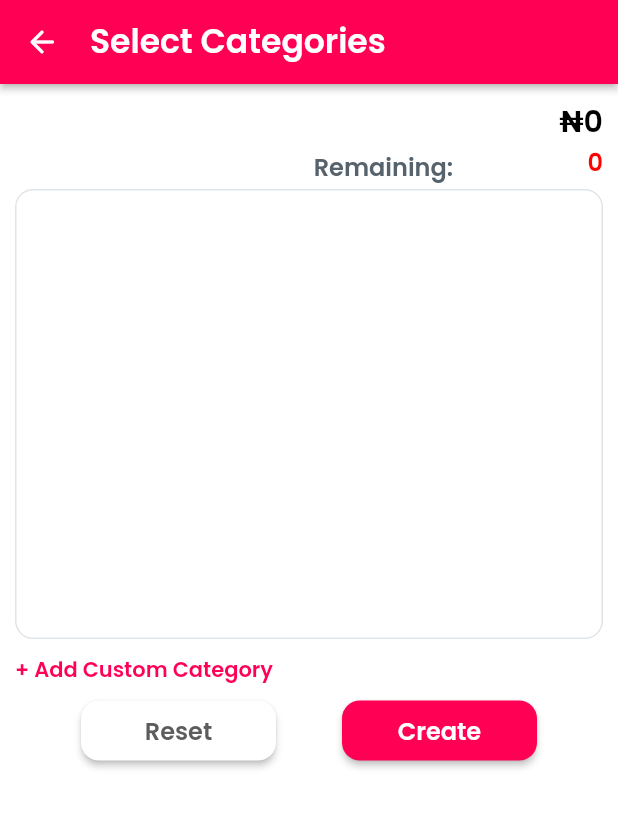
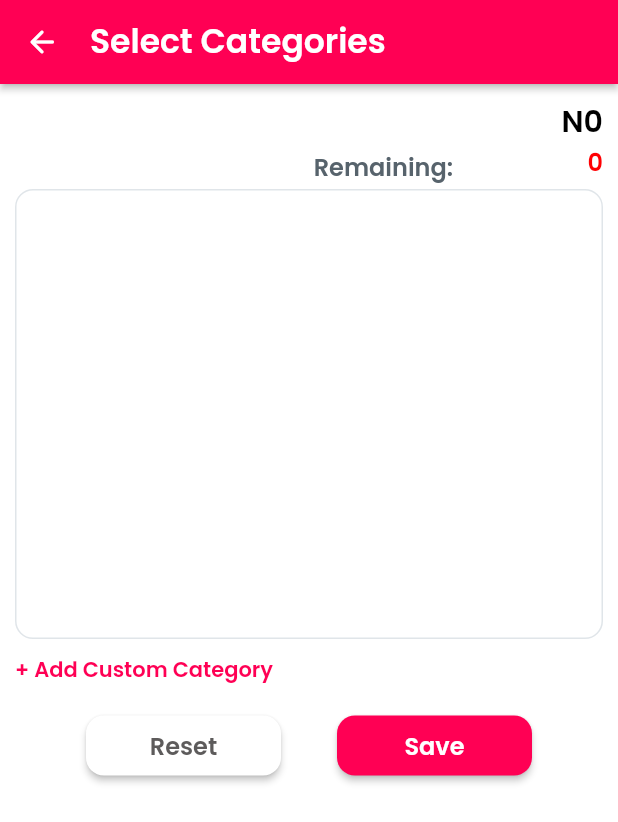
Before and after one commit to obkaro/evi-finance-sc, a Flutter app: the CreateBudgetCategoriesWidget screen opened directly with empty values, on a phone screen of 412 x 824 dp. Shown: the top 822 px of the screen. Run offline on Flutter 3.47's test engine with Material 2 defaults, Android fonts, the phone set to English and light mode, and no system bars; drawn by our look-alikes of auto_size_text; our stand-ins replace built_collection, built_value, cached_network_image, cloud_firestore, equatable, firebase_auth and 14 more; missing offline and left inert: algolia, json_path, mono_flutter; accounts and stored records are empty; generated files the repository leaves out were written again.

Commit message:
Updating to latest FlutterFlow output.

```diff
--- a/lib/create_budget_categories/create_budget_categories_widget.dart
+++ b/lib/create_budget_categories/create_budget_categories_widget.dart
@@ -62,29 +62,7 @@ class _CreateBudgetCategoriesWidgetState
             title: Row(
               mainAxisSize: MainAxisSize.max,
               children: [
-                StreamBuilder<List<BudgetCategoriesRecord>>(
-                  stream: queryBudgetCategoriesRecord(
-                    queryBuilder: (budgetCategoriesRecord) =>
-                        budgetCategoriesRecord.where('categoryBudget',
-                            isEqualTo: widget.createdBudget.reference),
-                  ),
-                  builder: (context, snapshot) {
-                    // Customize what your widget looks like when it's loading.
-                    if (!snapshot.hasData) {
-                      return Center(
-                        child: SizedBox(
-                          width: 50,
-                          height: 50,
-                          child: SpinKitFadingFour(
-                            color: FlutterFlowTheme.of(context).primaryColor,
-                            size: 50,
-                          ),
-                        ),
-                      );
-                    }
-                    List<BudgetCategoriesRecord>
-                        iconBudgetCategoriesRecordList = snapshot.data;
-                    return InkWell(
+                InkWell(
                   onTap: () async {
                     var confirmDialogResponse = await showDialog<bool>(
                           context: context,
@@ -94,13 +72,13 @@ class _CreateBudgetCategoriesWidgetState
                               content: Text('Changes will not be saved'),
                               actions: [
                                 TextButton(
-                                      onPressed: () => Navigator.pop(
-                                          alertDialogContext, false),
+                                  onPressed: () =>
+                                      Navigator.pop(alertDialogContext, false),
                                   child: Text('Cancel'),
                                 ),
                                 TextButton(
-                                      onPressed: () => Navigator.pop(
-                                          alertDialogContext, true),
+                                  onPressed: () =>
+                                      Navigator.pop(alertDialogContext, true),
                                   child: Text('Confirm'),
                                 ),
                               ],
@@ -115,7 +93,7 @@ class _CreateBudgetCategoriesWidgetState
                     }
 
                     await actions.deleteCategories(
-                          iconBudgetCategoriesRecordList.toList(),
+                      createBudgetCategoriesBudgetCategoriesRecordList.toList(),
                     );
                     await widget.createdBudget.reference.delete();
                   },
@@ -124,8 +102,6 @@ class _CreateBudgetCategoriesWidgetState
                     color: Colors.white,
                     size: 24,
                   ),
-                    );
-                  },
                 ),
                 Padding(
                   padding: EdgeInsetsDirectional.fromSTEB(20, 0, 0, 0),
@@ -182,7 +158,7 @@ class _CreateBudgetCategoriesWidgetState
                             formatNumber(
                               widget.createdBudget.budgetAmount,
                               formatType: FormatType.custom,
-                              currency: '₦',
+                              currency: 'N',
                               format: '',
                               locale: '',
                             ),
@@ -218,74 +194,24 @@ class _CreateBudgetCategoriesWidgetState
                             color:
                                 FlutterFlowTheme.of(context).primaryBackground,
                           ),
-                          child: StreamBuilder<List<BudgetCategoriesRecord>>(
-                            stream: queryBudgetCategoriesRecord(
-                              queryBuilder: (budgetCategoriesRecord) =>
-                                  budgetCategoriesRecord.where('categoryBudget',
-                                      isEqualTo:
-                                          widget.createdBudget.reference),
-                            ),
-                            builder: (context, snapshot) {
-                              // Customize what your widget looks like when it's loading.
-                              if (!snapshot.hasData) {
-                                return Center(
-                                  child: SizedBox(
-                                    width: 50,
-                                    height: 50,
-                                    child: SpinKitFadingFour(
-                                      color: FlutterFlowTheme.of(context)
-                                          .primaryColor,
-                                      size: 50,
-                                    ),
-                                  ),
-                                );
-                              }
-                              List<BudgetCategoriesRecord>
-                                  textBudgetCategoriesRecordList =
-                                  snapshot.data;
-                              return Text(
+                          child: Text(
                             functions
                                 .calculateTotalInt(
-                                        textBudgetCategoriesRecordList.toList(),
+                                    createBudgetCategoriesBudgetCategoriesRecordList
+                                        .toList(),
                                     widget.createdBudget)
                                 .toString(),
                             textAlign: TextAlign.end,
-                                style: FlutterFlowTheme.of(context)
-                                    .subtitle2
-                                    .override(
+                            style:
+                                FlutterFlowTheme.of(context).subtitle2.override(
                                       fontFamily: 'Poppins',
                                       color: Color(0xFFFF0003),
                                     ),
-                              );
-                            },
                           ),
                         ),
                       ],
                     ),
-                    StreamBuilder<List<BudgetCategoriesRecord>>(
-                      stream: queryBudgetCategoriesRecord(
-                        queryBuilder: (budgetCategoriesRecord) =>
-                            budgetCategoriesRecord.where('categoryBudget',
-                                isEqualTo: widget.createdBudget.reference),
-                      ),
-                      builder: (context, snapshot) {
-                        // Customize what your widget looks like when it's loading.
-                        if (!snapshot.hasData) {
-                          return Center(
-                            child: SizedBox(
-                              width: 50,
-                              height: 50,
-                              child: SpinKitFadingFour(
-                                color:
-                                    FlutterFlowTheme.of(context).primaryColor,
-                                size: 50,
-                              ),
-                            ),
-                          );
-                        }
-                        List<BudgetCategoriesRecord>
-                            containerBudgetCategoriesRecordList = snapshot.data;
-                        return Container(
+                    Container(
                       width: MediaQuery.of(context).size.width,
                       height: 300,
                       decoration: BoxDecoration(
@@ -295,13 +221,16 @@ class _CreateBudgetCategoriesWidgetState
                         ),
                       ),
                       child: Padding(
-                            padding:
-                                EdgeInsetsDirectional.fromSTEB(10, 10, 10, 10),
-                            child: StreamBuilder<
-                                List<ConstBudgetCategoriesRecord>>(
+                        padding: EdgeInsetsDirectional.fromSTEB(10, 10, 10, 10),
+                        child: StreamBuilder<List<ConstBudgetCategoriesRecord>>(
                           stream: queryConstBudgetCategoriesRecord(
                             queryBuilder: (constBudgetCategoriesRecord) =>
                                 constBudgetCategoriesRecord
+                                    .where('categoryName',
+                                        whereNotIn:
+                                            createBudgetCategoriesBudgetCategoriesRecordList
+                                                .map((e) => e.categoryName)
+                                                .toList())
                                     .orderBy('categoryName'),
                           ),
                           builder: (context, snapshot) {
@@ -333,8 +262,7 @@ class _CreateBudgetCategoriesWidgetState
                               ),
                               shrinkWrap: true,
                               scrollDirection: Axis.vertical,
-                                  itemCount:
-                                      gridViewConstBudgetCategoriesRecordList
+                              itemCount: gridViewConstBudgetCategoriesRecordList
                                   .length,
                               itemBuilder: (context, gridViewIndex) {
                                 final gridViewConstBudgetCategoriesRecord =
@@ -348,8 +276,8 @@ class _CreateBudgetCategoriesWidgetState
                                       context: context,
                                       builder: (context) {
                                         return Padding(
-                                              padding: MediaQuery.of(context)
-                                                  .viewInsets,
+                                          padding:
+                                              MediaQuery.of(context).viewInsets,
                                           child: TaskCreateDialogWidget(
                                             constCategory:
                                                 gridViewConstBudgetCategoriesRecord,
@@ -363,8 +291,7 @@ class _CreateBudgetCategoriesWidgetState
                                     color: Colors.transparent,
                                     elevation: 1,
                                     shape: RoundedRectangleBorder(
-                                          borderRadius:
-                                              BorderRadius.circular(12),
+                                      borderRadius: BorderRadius.circular(12),
                                     ),
                                     child: Container(
                                       width: 100,
@@ -372,8 +299,7 @@ class _CreateBudgetCategoriesWidgetState
                                       decoration: BoxDecoration(
                                         color: FlutterFlowTheme.of(context)
                                             .primaryBackground,
-                                            borderRadius:
-                                                BorderRadius.circular(12),
+                                        borderRadius: BorderRadius.circular(12),
                                         border: Border.all(
                                           color: Color(0xFFEEE5E5),
                                           width: 1,
@@ -385,12 +311,13 @@ class _CreateBudgetCategoriesWidgetState
                                             MainAxisAlignment.center,
                                         children: [
                                           Padding(
-                                                padding: EdgeInsetsDirectional
-                                                    .fromSTEB(0, 0, 0, 20),
+                                            padding:
+                                                EdgeInsetsDirectional.fromSTEB(
+                                                    0, 0, 0, 20),
                                             child: Icon(
                                               Icons.add_rounded,
-                                                  color: FlutterFlowTheme.of(
-                                                          context)
+                                              color:
+                                                  FlutterFlowTheme.of(context)
                                                       .primaryColor,
                                               size: 36,
                                             ),
@@ -399,8 +326,7 @@ class _CreateBudgetCategoriesWidgetState
                                             gridViewConstBudgetCategoriesRecord
                                                 .categoryName,
                                             textAlign: TextAlign.center,
-                                                style:
-                                                    FlutterFlowTheme.of(context)
+                                            style: FlutterFlowTheme.of(context)
                                                 .bodyText1
                                                 .override(
                                                   fontFamily: 'Poppins',
@@ -417,8 +343,6 @@ class _CreateBudgetCategoriesWidgetState
                           },
                         ),
                       ),
-                        );
-                      },
                     ),
                     Padding(
                       padding: EdgeInsetsDirectional.fromSTEB(0, 10, 0, 10),
@@ -532,7 +456,7 @@ class _CreateBudgetCategoriesWidgetState
                                         columnBudgetCategoriesRecord
                                             .allocatedAmount,
                                         formatType: FormatType.custom,
-                                        currency: '₦',
+                                        currency: 'N',
                                         format: '',
                                         locale: '',
                                       ),
@@ -628,35 +552,13 @@ class _CreateBudgetCategoriesWidgetState
                         );
                       },
                     ),
-                    Row(
+                    Padding(
+                      padding: EdgeInsetsDirectional.fromSTEB(10, 10, 10, 10),
+                      child: Row(
                         mainAxisSize: MainAxisSize.max,
                         mainAxisAlignment: MainAxisAlignment.spaceEvenly,
                         children: [
-                        StreamBuilder<List<BudgetCategoriesRecord>>(
-                          stream: queryBudgetCategoriesRecord(
-                            queryBuilder: (budgetCategoriesRecord) =>
-                                budgetCategoriesRecord.where('categoryBudget',
-                                    isEqualTo: widget.createdBudget.reference),
-                          ),
-                          builder: (context, snapshot) {
-                            // Customize what your widget looks like when it's loading.
-                            if (!snapshot.hasData) {
-                              return Center(
-                                child: SizedBox(
-                                  width: 50,
-                                  height: 50,
-                                  child: SpinKitFadingFour(
-                                    color: FlutterFlowTheme.of(context)
-                                        .primaryColor,
-                                    size: 50,
-                                  ),
-                                ),
-                              );
-                            }
-                            List<BudgetCategoriesRecord>
-                                buttonBudgetCategoriesRecordList =
-                                snapshot.data;
-                            return FFButtonWidget(
+                          FFButtonWidget(
                             onPressed: () async {
                               var confirmDialogResponse =
                                   await showDialog<bool>(
@@ -667,17 +569,13 @@ class _CreateBudgetCategoriesWidgetState
                                             content: Text('Are you done?'),
                                             actions: [
                                               TextButton(
-                                                  onPressed: () =>
-                                                      Navigator.pop(
-                                                          alertDialogContext,
-                                                          false),
+                                                onPressed: () => Navigator.pop(
+                                                    alertDialogContext, false),
                                                 child: Text('Cancel'),
                                               ),
                                               TextButton(
-                                                  onPressed: () =>
-                                                      Navigator.pop(
-                                                          alertDialogContext,
-                                                          true),
+                                                onPressed: () => Navigator.pop(
+                                                    alertDialogContext, true),
                                                 child: Text('Confirm'),
                                               ),
                                             ],
@@ -715,12 +613,11 @@ class _CreateBudgetCategoriesWidgetState
                               ),
                               borderRadius: 12,
                             ),
-                            );
-                          },
                           ),
                           FFButtonWidget(
                             onPressed: () async {
-                            var confirmDialogResponse = await showDialog<bool>(
+                              var confirmDialogResponse =
+                                  await showDialog<bool>(
                                         context: context,
                                         builder: (alertDialogContext) {
                                           return AlertDialog(
@@ -754,13 +651,14 @@ class _CreateBudgetCategoriesWidgetState
                                 return;
                               }
                             },
-                          text: 'Create',
+                            text: 'Save',
                             options: FFButtonOptions(
                               width: 130,
                               height: 40,
                               color: FlutterFlowTheme.of(context).primaryColor,
-                            textStyle:
-                                FlutterFlowTheme.of(context).subtitle2.override(
+                              textStyle: FlutterFlowTheme.of(context)
+                                  .subtitle2
+                                  .override(
                                     fontFamily: 'Poppins',
                                     color: Colors.white,
                                   ),
@@ -773,6 +671,7 @@ class _CreateBudgetCategoriesWidgetState
                           ),
                         ],
                       ),
+                    ),
                   ],
                 ),
               ),
```
Lines whose indentation alone changed are shown as unchanged.
